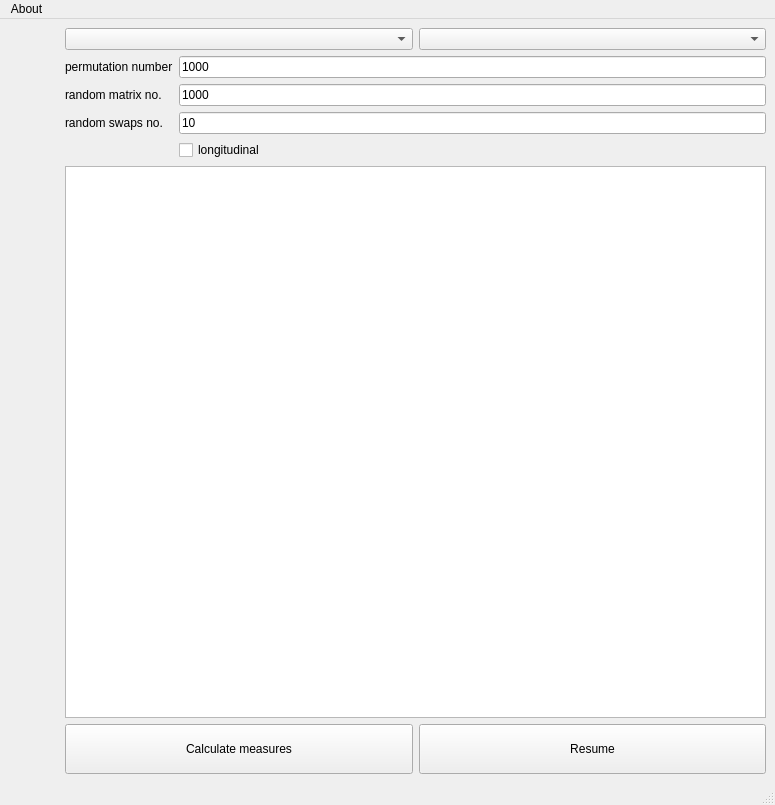
First picture: the form in braphy/gui/ui_files/calculation_window.ui, repository softmatterlab/Braph-2.0-Python, before the edit.
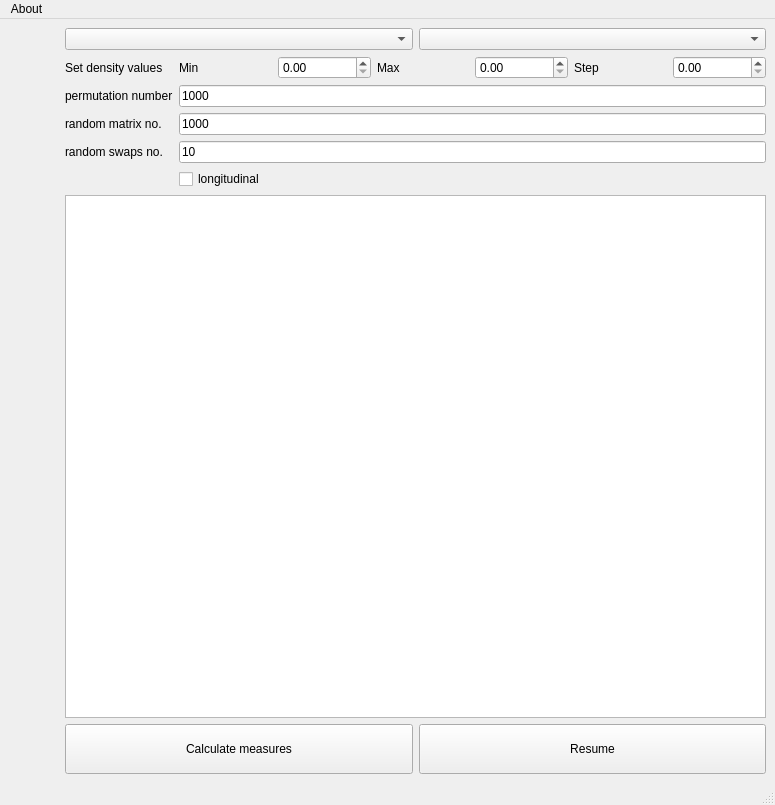
Second picture: the form after the edit. Custom widgets are drawn as their Qt base class.

Commit message: Add density/threshold to ui file

```diff
--- a/braphy/gui/ui_files/calculation_window.ui
+++ b/braphy/gui/ui_files/calculation_window.ui
@@ -53,53 +53,94 @@
            <number>0</number>
           </property>
           <item row="1" column="1">
+           <widget class="QLineEdit" name="lineEditPermutation">
+            <property name="text">
+             <string>1000</string>
+            </property>
+           </widget>
+          </item>
+          <item row="4" column="1">
+           <widget class="QCheckBox" name="checkBox">
+            <property name="text">
+             <string>longitudinal</string>
+            </property>
+           </widget>
+          </item>
+          <item row="2" column="1">
            <widget class="QLineEdit" name="lineEditMatrix">
             <property name="text">
              <string>1000</string>
             </property>
            </widget>
           </item>
-          <item row="2" column="0">
+          <item row="1" column="0">
+           <widget class="QLabel" name="labelPermutation">
+            <property name="text">
+             <string>permutation number</string>
+            </property>
+           </widget>
+          </item>
+          <item row="3" column="0">
            <widget class="QLabel" name="labelSwaps">
             <property name="text">
              <string>random swaps no.</string>
             </property>
            </widget>
           </item>
-          <item row="1" column="0">
-           <widget class="QLabel" name="labelMatrix">
-            <property name="text">
-             <string>random matrix no.</string>
-            </property>
-           </widget>
-          </item>
           <item row="3" column="1">
-           <widget class="QCheckBox" name="checkBox">
-            <property name="text">
-             <string>longitudinal</string>
-            </property>
-           </widget>
-          </item>
-          <item row="2" column="1">
            <widget class="QLineEdit" name="lineEditSwaps">
             <property name="text">
              <string>10</string>
             </property>
            </widget>
           </item>
+          <item row="2" column="0">
+           <widget class="QLabel" name="labelMatrix">
+            <property name="text">
+             <string>random matrix no.</string>
+            </property>
+           </widget>
+          </item>
           <item row="0" column="0">
-           <widget class="QLabel" name="labelPermutation">
+           <widget class="QLabel" name="labelBinary">
             <property name="text">
-             <string>permutation number</string>
+             <string>Set density values</string>
             </property>
            </widget>
           </item>
           <item row="0" column="1">
-           <widget class="QLineEdit" name="lineEditPermutation">
-            <property name="text">
-             <string>1000</string>
-            </property>
-           </widget>
+           <layout class="QGridLayout" name="gridLayout">
+            <item row="0" column="0">
+             <widget class="QLabel" name="labelMin">
+              <property name="text">
+               <string>Min</string>
+              </property>
+             </widget>
+            </item>
+            <item row="0" column="3">
+             <widget class="QDoubleSpinBox" name="spinBoxMax"/>
+            </item>
+            <item row="0" column="1">
+             <widget class="QDoubleSpinBox" name="spinBoxMin"/>
+            </item>
+            <item row="0" column="2">
+             <widget class="QLabel" name="labelMax">
+              <property name="text">
+               <string>Max</string>
+              </property>
+             </widget>
+            </item>
+            <item row="0" column="4">
+             <widget class="QLabel" name="labelStep">
+              <property name="text">
+               <string>Step</string>
+              </property>
+             </widget>
+            </item>
+            <item row="0" column="5">
+             <widget class="QDoubleSpinBox" name="spinBoxStep"/>
+            </item>
+           </layout>
           </item>
          </layout>
         </item>
```
